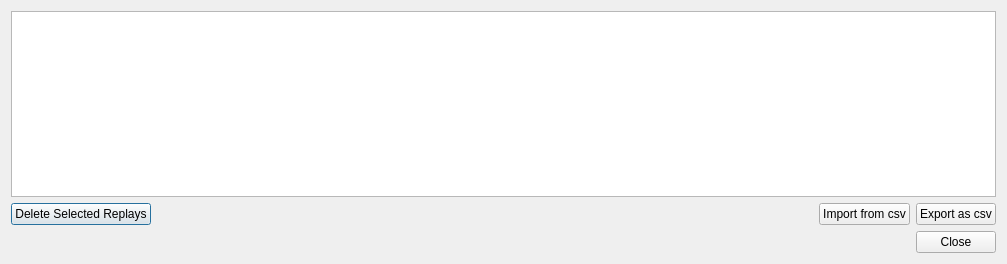
Qt form src/ui/manage_replays_dialog.ui (LLNL/RASE) before a commit.
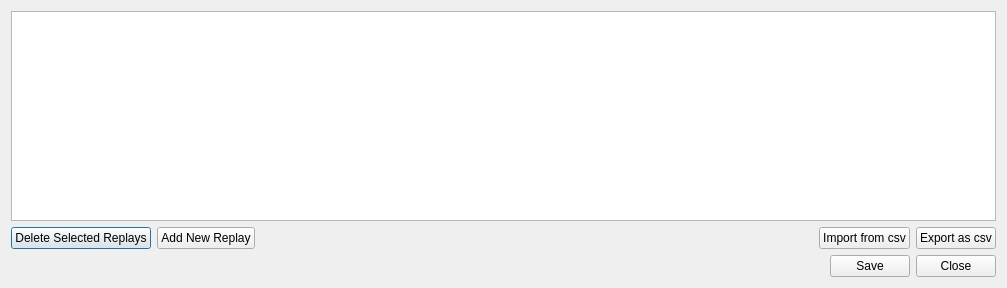
The same form after that commit.

What changed in the file:
```diff
--- a/src/ui/manage_replays_dialog.ui
+++ b/src/ui/manage_replays_dialog.ui
@@ -7,16 +7,18 @@
     <x>0</x>
     <y>0</y>
     <width>1007</width>
-    <height>264</height>
+    <height>288</height>
    </rect>
   </property>
   <property name="windowTitle">
    <string>Manage Replays</string>
   </property>
-  <layout class="QVBoxLayout" name="verticalLayout">
-   <item>
+  <layout class="QGridLayout" name="gridLayout">
+   <item row="0" column="0">
     <widget class="QTableWidget" name="tblReplays"/>
    </item>
+   <item row="1" column="0">
+    <layout class="QVBoxLayout" name="verticalLayout">
    <item>
     <layout class="QHBoxLayout" name="horizontalLayout">
      <item>
@@ -26,6 +28,13 @@
        </property>
       </widget>
      </item>
+       <item>
+        <widget class="QPushButton" name="addNewReplayButton">
+         <property name="text">
+          <string>Add New Replay</string>
+         </property>
+        </widget>
+       </item>
      <item>
       <spacer name="horizontalSpacer">
        <property name="orientation">
@@ -70,12 +79,21 @@
        </property>
       </spacer>
      </item>
+       <item>
+        <widget class="QPushButton" name="buttonSave">
+         <property name="text">
+          <string>Save</string>
+         </property>
+        </widget>
+       </item>
      <item>
       <widget class="QPushButton" name="btnOK">
        <property name="text">
         <string>Close</string>
        </property>
       </widget>
+       </item>
+      </layout>
      </item>
     </layout>
    </item>
```
Lines whose indentation alone changed are shown as unchanged.
